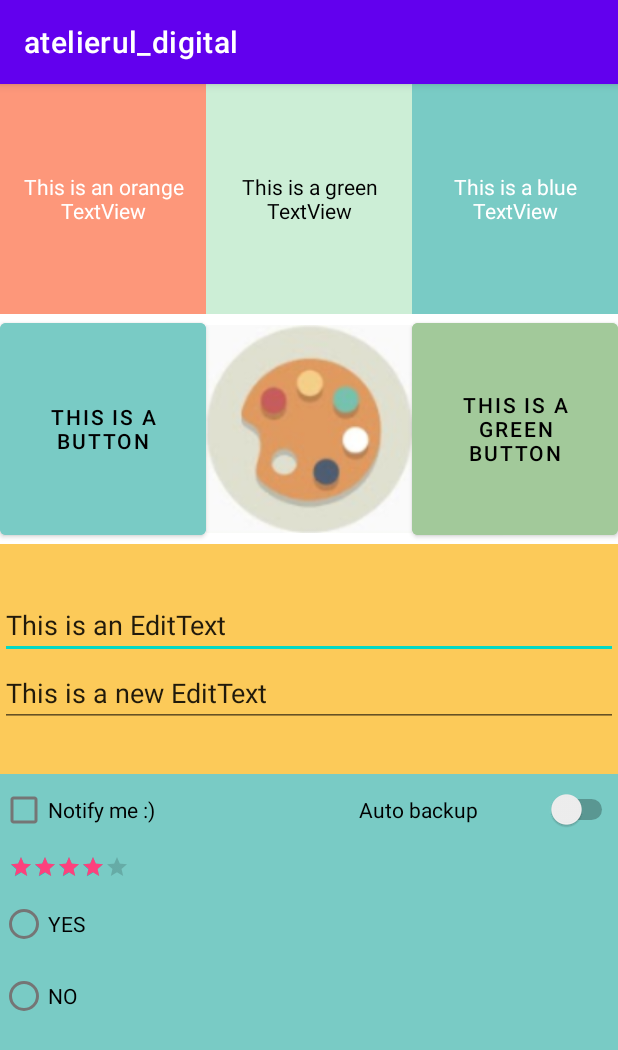
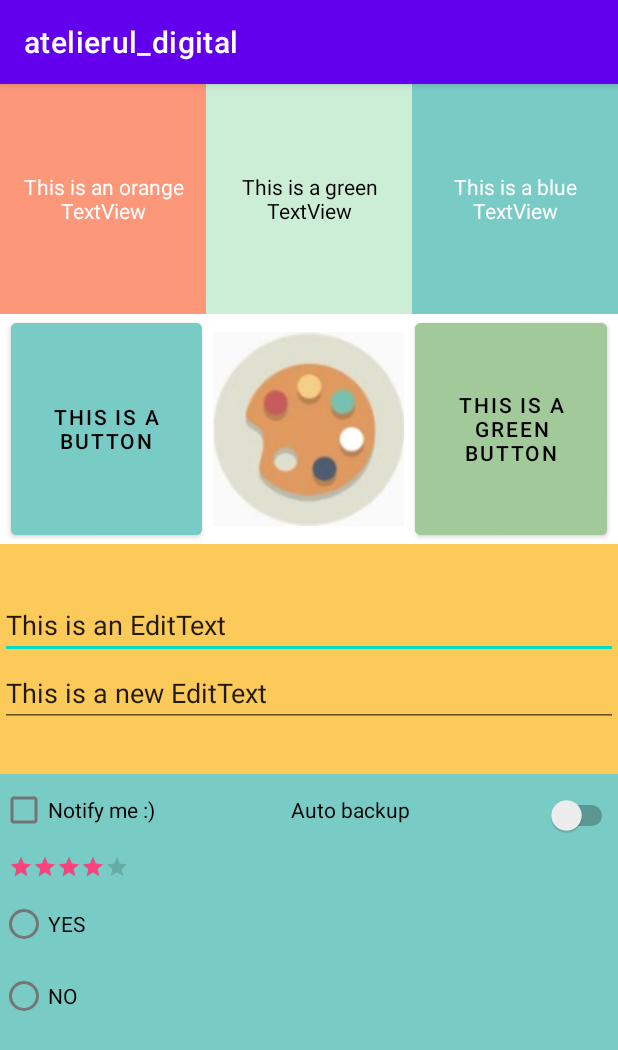
Before and after one commit to alexxmanea/atelierul_digital, an Android app: the screen it shows after launch (MainActivity), on a phone screen of 412 x 824 dp. Shown: the top 1050 px of the screen. Run offline under Robolectric (Android 15) with nearby library versions, the phone set to English and light mode, and no system bars.

Commit message:
Update activity_main.xml
Reupload - cursul 2 - tema

```diff
--- a/app/src/main/res/layout/activity_main.xml
+++ b/app/src/main/res/layout/activity_main.xml
@@ -58,7 +58,9 @@
             android:backgroundTint="#79cbc5"
             android:gravity="center"
             android:text="THIS IS A BUTTON"
-            android:textColor="#000000" />
+            android:textColor="#000000"
+            android:layout_marginLeft="7dp"
+            android:layout_marginRight="7dp"/>
 
         <ImageView
             android:id="@+id/image_1"
@@ -75,7 +77,10 @@
             android:backgroundTint="#a2c99a"
             android:gravity="center"
             android:text="THIS IS A GREEN BUTTON"
-            android:textColor="#000000" />
+            android:textColor="#000000"
+            android:layout_marginLeft="7dp"
+            android:layout_marginRight="7dp"/>
+
     </LinearLayout>
 
     <LinearLayout
@@ -124,9 +129,10 @@
                 android:layout_width="wrap_content"
                 android:layout_height="wrap_content"
                 android:layout_weight="1"
-                android:gravity="center"
+                android:gravity="left"
                 android:text="Auto backup" />
-        </LinearLayout>q
+        </LinearLayout>
+        q
 
         <LinearLayout
             android:layout_width="match_parent"
@@ -138,8 +144,8 @@
                 style="@style/Widget.AppCompat.RatingBar.Small"
                 android:layout_width="wrap_content"
                 android:layout_height="wrap_content"
-                android:progressTint="#fd417d"
-                android:numStars="5" />
+                android:numStars="5"
+                android:progressTint="#fd417d" />
         </LinearLayout>
 
         <RadioGroup
```
